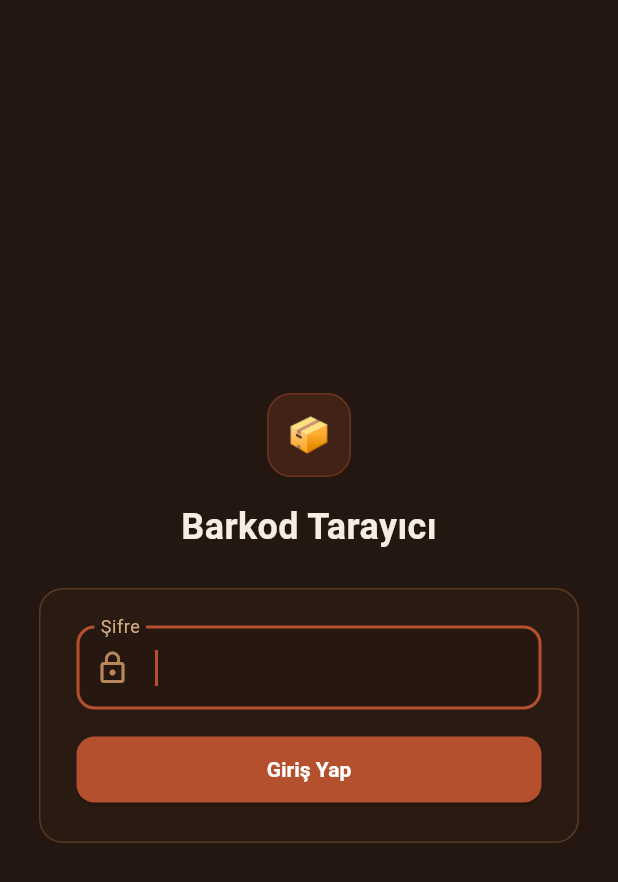
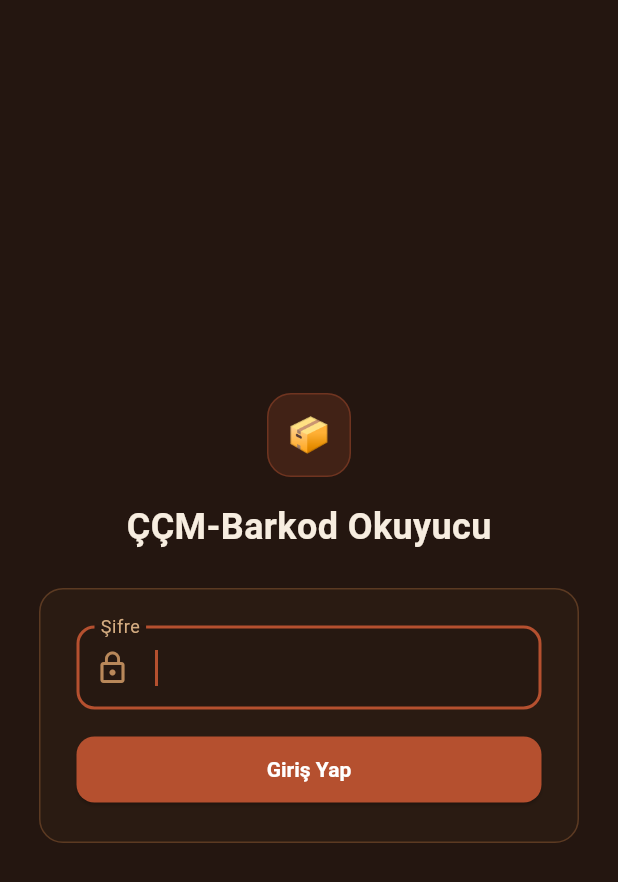
Before and after one commit to FrkanOzsoy/html-portfolio, a Flutter app: the screen it shows after launch, on a phone screen of 412 x 824 dp. Shown: the top 882 px of the screen. Run offline on Flutter 3.47's test engine with Material 3 defaults, Android fonts, the phone set to English and light mode, and no system bars; our stand-ins replace share_plus, supabase_flutter; missing offline and left inert: excel, mobile_scanner; accounts and stored records are empty.

Commit message:
Rebrand: ÇÇM-Barkod Okuyucu + Çoban logo app icon
- Renamed the app everywhere it's user-visible (Android label, iOS
  CFBundleDisplayName, in-app title/login screen) from "Barkod
  Tarayıcı" to "ÇÇM-Barkod Okuyucu".
- Generated real app icons for both platforms via
  flutter_launcher_icons from the provided red Çoban logo:
  - Android gets a proper adaptive icon (foreground + red background
    layer) so modern launchers apply their own native mask shape,
    plus a pre-rounded fallback PNG for legacy/non-adaptive contexts.
  - iOS keeps a full opaque square with no baked-in rounding/alpha,
    since Apple applies its own corner mask and rejects icons that
    don't follow that convention.

```diff
--- a/lib/main.dart
+++ b/lib/main.dart
@@ -17,7 +17,7 @@ class BarkodTarayiciApp extends StatelessWidget {
   @override
   Widget build(BuildContext context) {
     return MaterialApp(
-      title: 'Barkod Tarayıcı',
+      title: 'ÇÇM-Barkod Okuyucu',
       debugShowCheckedModeBanner: false,
       theme: buildAppTheme(),
       locale: const Locale('tr', 'TR'),
--- a/lib/screens/login_screen.dart
+++ b/lib/screens/login_screen.dart
@@ -59,7 +59,7 @@ class _LoginScreenState extends State<LoginScreen> {
                   ),
                   const SizedBox(height: 16),
                   const Text(
-                    'Barkod Tarayıcı',
+                    'ÇÇM-Barkod Okuyucu',
                     style: TextStyle(
                       color: AppColors.cream,
                       fontSize: 24,
```
Also changed, not shown: pubspec.yaml (+19 -1 lines), assets/icon/icon.png (added), pubspec.lock, 38 other files.
